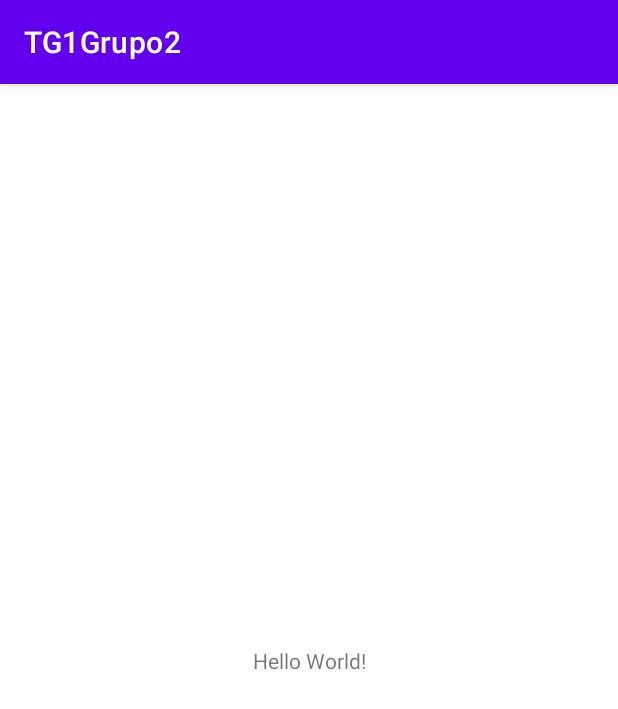
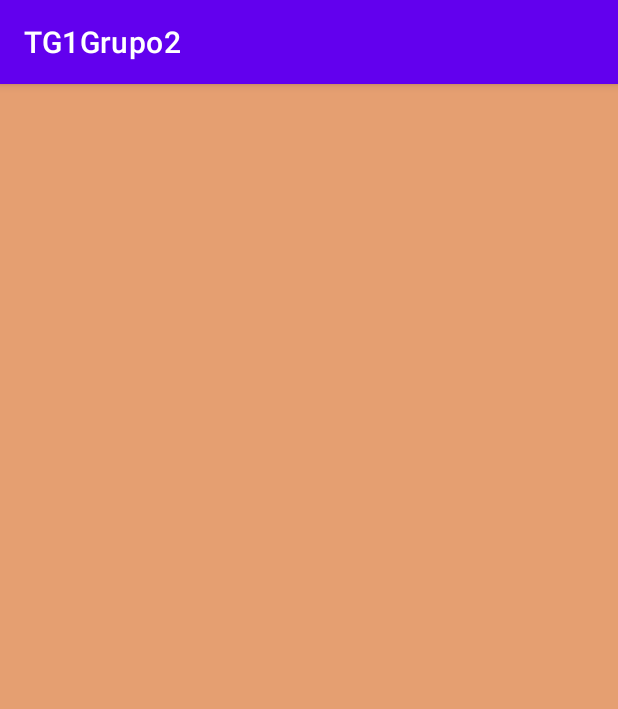
Before and after one commit to mlhzgz/TG1Grupo2, an Android app: the first screen one second after launch (MainActivity), on a phone screen of 412 x 824 dp. Shown: the top 709 px of the screen. Run offline under Robolectric (Android 15) with nearby library versions, the phone set to English and light mode, and no system bars.

Commit message:
Adaptador y Main

```diff
--- a/app/src/main/java/com/example/tg1grupo2/MainActivity.java
+++ b/app/src/main/java/com/example/tg1grupo2/MainActivity.java
@@ -2,7 +2,10 @@ package com.example.tg1grupo2;
 
 import androidx.appcompat.app.AppCompatActivity;
 
+import android.content.Intent;
 import android.os.Bundle;
+import android.os.Handler;
+import android.os.Looper;
 
 public class MainActivity extends AppCompatActivity {
 
@@ -10,5 +13,13 @@ public class MainActivity extends AppCompatActivity {
     protected void onCreate(Bundle savedInstanceState) {
         super.onCreate(savedInstanceState);
         setContentView(R.layout.activity_main);
+
+        Handler handler = new Handler(Looper.myLooper());
+
+        handler.postDelayed(()->{
+            Intent intent = new Intent(MainActivity.this,Recycler.class);
+            startActivity(intent);
+            finish();
+        },2500);
     }
 }
--- a/app/src/main/res/layout/activity_main.xml
+++ b/app/src/main/res/layout/activity_main.xml
@@ -4,15 +4,5 @@
     xmlns:tools="http://schemas.android.com/tools"
     android:layout_width="match_parent"
     android:layout_height="match_parent"
-    tools:context=".MainActivity">
-
-    <TextView
-        android:layout_width="wrap_content"
-        android:layout_height="wrap_content"
-        android:text="Hello World!"
-        app:layout_constraintBottom_toBottomOf="parent"
-        app:layout_constraintEnd_toEndOf="parent"
-        app:layout_constraintStart_toStartOf="parent"
-        app:layout_constraintTop_toTopOf="parent" />
-
-</androidx.constraintlayout.widget.ConstraintLayout>
+    android:background="#E59F71"
+    tools:context=".MainActivity" />
```
Also changed, not shown: app/src/main/java/com/example/tg1grupo2/adapters/Adaptador.java (+10 -2 lines).
